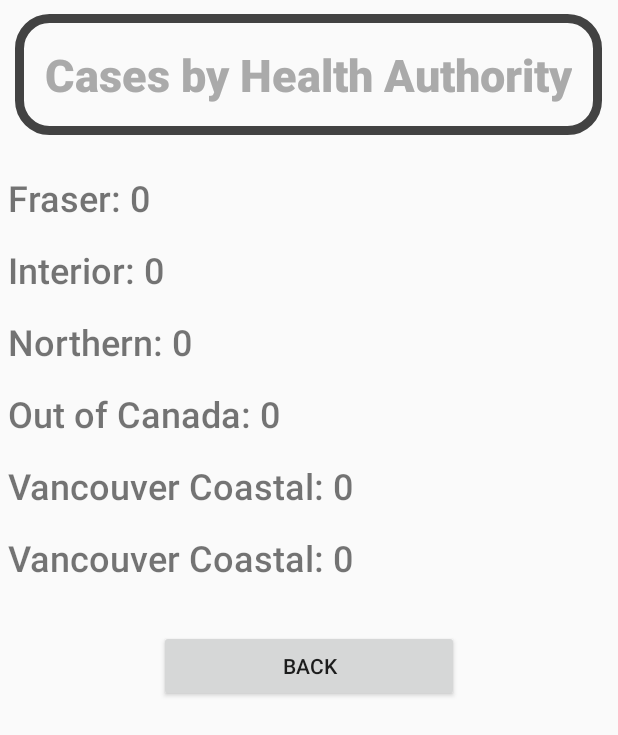
After one commit to GavinGD/AndroidAssignment2, an Android app: the HealthAuthorityCase screen opened directly, with no data from a screen before it, on a phone screen of 412 x 824 dp. The commit adds this screen. Shown: the top 735 px of the screen. Run offline under Robolectric (Android 15) with nearby library versions, the phone set to English and light mode, and no system bars; our stand-ins replace Firebase (no records; nobody signed in at launch, a user with empty details on screens opened directly).

Commit message:
Cases by Health Authority implemented. NOTE: Due to poor optimization, there is a heavy impact on app performance.

```diff
--- a/app/build.gradle
+++ b/app/build.gradle
@@ -35,6 +35,7 @@ dependencies {
     implementation 'androidx.constraintlayout:constraintlayout:2.1.1'
     implementation 'com.google.firebase:firebase-database:20.0.2'
     implementation 'com.google.firebase:firebase-auth:21.0.1'
+    implementation 'com.google.firebase:firebase-inappmessaging:20.1.1'
     testImplementation 'junit:junit:4.+'
     androidTestImplementation 'androidx.test.ext:junit:1.1.3'
     androidTestImplementation 'androidx.test.espresso:espresso-core:3.4.0'
--- a/app/src/main/AndroidManifest.xml
+++ b/app/src/main/AndroidManifest.xml
@@ -4,11 +4,15 @@
 
     <application
         android:allowBackup="true"
+        android:configChanges="orientation|screenSize"
         android:icon="@mipmap/ic_launcher"
         android:label="@string/app_name"
         android:roundIcon="@mipmap/ic_launcher_round"
         android:supportsRtl="true"
         android:theme="@style/Theme.AppCompat.Light.NoActionBar">
+        <activity
+            android:name=".HealthAuthorityCase"
+            android:exported="false" />
         <activity
             android:name=".MonthYearCase"
             android:exported="false" />
--- /dev/null
+++ b/app/src/main/java/ca/bcit/assignment2/HealthAuthorityCase.java
@@ -0,0 +1,227 @@
+//SOURCES USED: https://www.py4u.net/discuss/649798
+package ca.bcit.assignment2;
+
+import androidx.annotation.NonNull;
+import androidx.appcompat.app.AppCompatActivity;
+
+import android.content.Intent;
+import android.os.Bundle;
+import android.os.Handler;
+import android.view.View;
+import android.widget.Button;
+import android.widget.TextView;
+import android.widget.Toast;
+
+import com.google.firebase.database.DataSnapshot;
+import com.google.firebase.database.DatabaseError;
+import com.google.firebase.database.DatabaseReference;
+import com.google.firebase.database.FirebaseDatabase;
+import com.google.firebase.database.Query;
+import com.google.firebase.database.ValueEventListener;
+
+import java.util.ArrayList;
+import java.util.List;
+
+public class HealthAuthorityCase extends AppCompatActivity {
+    private TextView fraserHA;
+    private TextView interiorHA;
+    private TextView northernHA;
+    private TextView outOfCanadaHA;
+    private TextView vanCoastalHA;
+    private TextView vanIslandHA;
+    private Button backButton;
+
+    //Case Count for each Health Authority
+    private static long FRASER_CASE_COUNT;
+    private static long INTERIOR_CASE_COUNT;
+    private static long NORTHERN_CASE_COUNT;
+    private static long OUT_OF_CAN_CASE_COUNT;
+    private static long VANCOUVER_COASTAL_CASE_COUNT;
+    private static long VANCOUVER_ISLAND_CASE_COUNT;
+
+
+    private DatabaseReference databaseCOVIDCases;
+    private List<Case> caseList;
+
+    @Override
+    protected void onCreate(Bundle savedInstanceState) {
+        super.onCreate(savedInstanceState);
+        setContentView(R.layout.activity_health_authority_case);
+        Toast.makeText(HealthAuthorityCase.this, "Fetching data, please wait...", Toast.LENGTH_LONG).show();
+
+        //All of the textViews
+        fraserHA = findViewById(R.id.fraserHA);
+        interiorHA = findViewById(R.id.interiorHA);
+        northernHA = findViewById(R.id.northernHA);
+        outOfCanadaHA = findViewById(R.id.outOfCanadaHA);
+        vanCoastalHA = findViewById(R.id.vanCoastalHA);
+        vanIslandHA = findViewById(R.id.vanIslandHA);
+
+        //a) Set visibility off (to hide how Query works :D )
+        fraserHA.setVisibility(View.GONE);
+        interiorHA.setVisibility(View.GONE);
+        northernHA.setVisibility(View.GONE);
+        outOfCanadaHA.setVisibility(View.GONE);
+        vanCoastalHA.setVisibility(View.GONE);
+        vanIslandHA.setVisibility(View.GONE);
+
+        //Creates a reference to COVID collections from database
+        databaseCOVIDCases = FirebaseDatabase.getInstance().getReference();
+
+        //IMPORTANT: Always initialize arrayList before use (otherwise crash)
+        caseList = new ArrayList<Case>();
+
+        //******************************//1) FRASER CASE COUNT QUERY//****************************//
+        Query fraserQuery = databaseCOVIDCases.orderByChild("HA").equalTo("Fraser");
+        fraserQuery.addListenerForSingleValueEvent(eventListenerFraser);
+        //********************************//END OF FRASER CASE COUNT QUERY//****************************//
+
+        //******************************//2) Interior CASE COUNT QUERY//****************************//
+        Query interiorQuery = databaseCOVIDCases.orderByChild("HA").equalTo("Interior");
+        interiorQuery.addListenerForSingleValueEvent(eventListenerInterior);
+        //********************************//END OF Interior CASE COUNT QUERY//****************************//
+
+        //******************************//3) Northern CASE COUNT QUERY//****************************//
+        Query northernQuery = databaseCOVIDCases.orderByChild("HA").equalTo("Northern");
+        northernQuery.addListenerForSingleValueEvent(eventListenerNorthern);
+        //********************************//END OF Northern CASE COUNT QUERY//****************************//
+
+        //******************************//4) Out of Canada CASE COUNT QUERY//****************************//
+        Query outOfCanQuery = databaseCOVIDCases.orderByChild("HA").equalTo("Out of Canada");
+        outOfCanQuery.addListenerForSingleValueEvent(eventListenerOutOfCanada);
+        //********************************//END OF Out of Canada CASE COUNT QUERY//****************************//
+
+        //******************************//5) Vancouver Coastal CASE COUNT QUERY//****************************//
+        Query vanCoastalQuery = databaseCOVIDCases.orderByChild("HA").equalTo("Vancouver Coastal");
+        vanCoastalQuery.addListenerForSingleValueEvent(eventListenerVanCoastal);
+        //********************************//END OF Vancouver Coastal CASE COUNT QUERY//****************************//
+
+        //******************************//6) Vancouver Island CASE COUNT QUERY//****************************//
+        Query vanIslandQuery = databaseCOVIDCases.orderByChild("HA").equalTo("Vancouver Island");
+        vanIslandQuery.addListenerForSingleValueEvent(eventListenerVanIsland);
+        //********************************//END OF Vancouver Island CASE COUNT QUERY//****************************//
+
+        backButton = findViewById(R.id.backButton);
+        backButton.setOnClickListener(new View.OnClickListener() {
+            @Override
+            public void onClick(View view) {
+                finish();
+            }
+        });
+    }
+
+    /**
+     * An query event listener that gets the total case count from the Fraser health authority.
+     */
+    ValueEventListener eventListenerFraser = new ValueEventListener() {
+        @Override
+        public void onDataChange(@NonNull DataSnapshot dataSnapshot) {
+            caseList.clear();
+            FRASER_CASE_COUNT = dataSnapshot.getChildrenCount();
+
+            String fraserCount = getString(R.string.fraserHeader, Long.toString(FRASER_CASE_COUNT));
+            fraserHA.setText(fraserCount);
+            fraserHA.setVisibility(View.VISIBLE);
+        }
+        @Override
+        public void onCancelled(@NonNull DatabaseError databaseError) {
+            Toast.makeText(HealthAuthorityCase.this, "Data failed to load!", Toast.LENGTH_LONG).show();
+        }
+    };
+
+    /**
+     * An query event listener that gets the total case count from the Interior health authority.
+     */
+    ValueEventListener eventListenerInterior = new ValueEventListener() {
+        @Override
+        public void onDataChange(@NonNull DataSnapshot dataSnapshot) {
+            caseList.clear();
+            INTERIOR_CASE_COUNT = dataSnapshot.getChildrenCount();
+
+            String interiorCount = getString(R.string.interiorHeader, Long.toString(INTERIOR_CASE_COUNT));
+            interiorHA.setText(interiorCount);
+            interiorHA.setVisibility(View.VISIBLE);
+        }
+        @Override
+        public void onCancelled(@NonNull DatabaseError databaseError) {
+            Toast.makeText(HealthAuthorityCase.this, "Data failed to load!", Toast.LENGTH_LONG).show();
+        }
+    };
+
+    /**
+     * An query event listener that gets the total case count from the Northern health authority.
+     */
+    ValueEventListener eventListenerNorthern = new ValueEventListener() {
+        @Override
+        public void onDataChange(@NonNull DataSnapshot dataSnapshot) {
+            caseList.clear();
+            NORTHERN_CASE_COUNT = dataSnapshot.getChildrenCount();
+
+            String northernCount = getString(R.string.northernHeader, Long.toString(NORTHERN_CASE_COUNT));
+            northernHA.setText(northernCount);
+            northernHA.setVisibility(View.VISIBLE);
+        }
+        @Override
+        public void onCancelled(@NonNull DatabaseError databaseError) {
+            Toast.makeText(HealthAuthorityCase.this, "Data failed to load!", Toast.LENGTH_LONG).show();
+        }
+    };
+
+    /**
+     * An query event listener that gets the total case count from any health authorities outside of Canada.
+     */
+    ValueEventListener eventListenerOutOfCanada = new ValueEventListener() {
+        @Override
+        public void onDataChange(@NonNull DataSnapshot dataSnapshot) {
+            caseList.clear();
+            OUT_OF_CAN_CASE_COUNT = dataSnapshot.getChildrenCount();
+
+            String outOfCanCount = getString(R.string.outOfCanadaHeader, Long.toString(OUT_OF_CAN_CASE_COUNT));
+            outOfCanadaHA.setText(outOfCanCount);
+            outOfCanadaHA.setVisibility(View.VISIBLE);
+        }
+        @Override
+        public void onCancelled(@NonNull DatabaseError databaseError) {
+            Toast.makeText(HealthAuthorityCase.this, "Data failed to load!", Toast.LENGTH_LONG).show();
+        }
+    };
+
+    /**
+     * An query event listener that gets the total case count from the Vancouver Coastal authority.
+     */
+    ValueEventListener eventListenerVanCoastal = new ValueEventListener() {
+        @Override
+        public void onDataChange(@NonNull DataSnapshot dataSnapshot) {
+            caseList.clear();
+            VANCOUVER_COASTAL_CASE_COUNT = dataSnapshot.getChildrenCount();
+
+            String vanCoastalCount = getString(R.string.vanCoastalHeader, Long.toString(VANCOUVER_COASTAL_CASE_COUNT));
+            vanCoastalHA.setText(vanCoastalCount);
+            vanCoastalHA.setVisibility(View.VISIBLE);
+        }
+        @Override
+        public void onCancelled(@NonNull DatabaseError databaseError) {
+            Toast.makeText(HealthAuthorityCase.this, "Data failed to load!", Toast.LENGTH_LONG).show();
+        }
+    };
+
+    /**
+     * An query event listener that gets the total case count from the Vancouver Island authority.
+     */
+    ValueEventListener eventListenerVanIsland = new ValueEventListener() {
+        @Override
+        public void onDataChange(@NonNull DataSnapshot dataSnapshot) {
+            caseList.clear();
+            VANCOUVER_ISLAND_CASE_COUNT = dataSnapshot.getChildrenCount();
+
+            String vanIslandCount = getString(R.string.vanCoastalHeader, Long.toString(VANCOUVER_ISLAND_CASE_COUNT));
+            vanIslandHA.setText(vanIslandCount);
+            vanIslandHA.setVisibility(View.VISIBLE);
+        }
+        @Override
+        public void onCancelled(@NonNull DatabaseError databaseError) {
+            Toast.makeText(HealthAuthorityCase.this, "Data failed to load!", Toast.LENGTH_LONG).show();
+        }
+    };
+
+}
--- a/app/src/main/java/ca/bcit/assignment2/LoginActivity.java
+++ b/app/src/main/java/ca/bcit/assignment2/LoginActivity.java
@@ -101,10 +101,12 @@ public class LoginActivity extends AppCompatActivity {
                     public void onComplete(@NonNull Task<AuthResult> task) {
                         //If user has successfully logged in and sends them to MainActivity
                         if(task.isSuccessful()) {
+                            progressBar.setVisibility(View.GONE);
                             startActivity(new Intent(LoginActivity.this, MainActivity.class));
                         } else {
                             Toast.makeText(LoginActivity.this, "Login failed! Please enter credentials again.", Toast.LENGTH_LONG).show();
                         }
+                        progressBar.setVisibility(View.GONE);
                     }
                 });
             }
--- a/app/src/main/java/ca/bcit/assignment2/MainActivity.java
+++ b/app/src/main/java/ca/bcit/assignment2/MainActivity.java
@@ -14,8 +14,9 @@ import com.google.firebase.auth.FirebaseUser;
 public class MainActivity extends AppCompatActivity {
     private FirebaseAuth mFirebaseAuth;
     private TextView emailText;
-    private Button logOut;
-    private Button caseMonthYear;
+    private Button logOutBtn;
+    private Button caseMonthYearBtn;
+    private Button caseByHABtn;
 
     @Override
     protected void onCreate(Bundle savedInstanceState) {
@@ -27,17 +28,25 @@ public class MainActivity extends AppCompatActivity {
         //a) View components
         emailText = findViewById(R.id.emailTv);
 
-        caseMonthYear = findViewById(R.id.caseMonthYear);
-        caseMonthYear.setOnClickListener(new View.OnClickListener() {
+        caseMonthYearBtn = findViewById(R.id.caseMonthYear);
+        caseMonthYearBtn.setOnClickListener(new View.OnClickListener() {
             @Override
             public void onClick(View view) {
                 startActivity(new Intent(MainActivity.this, MonthYearCase.class));
             }
         });
 
+        caseByHABtn = findViewById(R.id.caseByAuthority);
+        caseByHABtn.setOnClickListener(new View.OnClickListener() {
+            @Override
+            public void onClick(View view) {
+                startActivity(new Intent(MainActivity.this, HealthAuthorityCase.class));
+            }
+        });
+
         //a) Logout button and its onClick event
-        logOut = findViewById(R.id.btn_logout);
-        logOut.setOnClickListener(new View.OnClickListener() {
+        logOutBtn = findViewById(R.id.btn_logout);
+        logOutBtn.setOnClickListener(new View.OnClickListener() {
             @Override
             public void onClick(View view) {
                 FirebaseAuth.getInstance().signOut();
--- a/app/src/main/java/ca/bcit/assignment2/MonthYearCase.java
+++ b/app/src/main/java/ca/bcit/assignment2/MonthYearCase.java
@@ -1,6 +1,6 @@
 //SOURCES USED:
 //https://stackoverflow.com/questions/5608720/android-preventing-double-click-on-a-button
-//https://stackoverflow.com/questions/58908242/firebase-get-data-from-startdate-to-enddate
+//https://stackoverflow.com/questions/52565056/firebase-realtime-database-filter-data-by-date-range
 package ca.bcit.assignment2;
 
 import androidx.annotation.NonNull;
@@ -86,30 +86,6 @@ public class MonthYearCase extends AppCompatActivity {
     @Override
     protected void onStart() {
         super.onStart();
-//        databaseCOVIDCases.addValueEventListener(new ValueEventListener() {
-//
-//            //onDataChange triggers when any changes occur to the DB (CREATE/DELETE)
-//            //It updates the listView with most recent view of the DB.
-//            @Override
-//            public void onDataChange(@NonNull DataSnapshot dataSnapshot) {
-//                caseList.clear();
-//
-//                //SQL EQUIVALENT: SELECT* FROM covidCases
-//                for (DataSnapshot caseSnapshot : dataSnapshot.getChildren()) {
-//                    Case covidCase = caseSnapshot.getValue(Case.class);
-//                    caseList.add(covidCase);
-//                }
-//
-//                //Populates covidCases information to listView
-//                CaseListAdapter adapter = new CaseListAdapter(MonthYearCase.this, caseList);
-//                casesLv.setAdapter(adapter);
-//            }
-//
-//            @Override
-//            public void onCancelled(@NonNull DatabaseError databaseError) {
-//
-//            }
-//        });
     }
 
     /**
@@ -121,14 +97,12 @@ public class MonthYearCase extends AppCompatActivity {
     public void onClickFindQuery(View v) {
         Toast.makeText(MonthYearCase.this, "Fetching data, please wait...", Toast.LENGTH_LONG).show();
 
-        //Mis-clicking prevention, using threshold of 1000 ms
+        //To prevent over-clicking of the onClick event
         if (SystemClock.elapsedRealtime() - mLastClickTime < 1000){
             return;
         }
         mLastClickTime = SystemClock.elapsedRealtime();
 
-        //SQL EQUIVALENT: SELECT* FROM covidCases
-        //                WHERE Reported_Date BETWEEN '1996-07-01' AND '1996-07-31'
         String year = String.valueOf(yearSpinner.getSelectedItem());
         String month = convertMonth(String.valueOf(monthSpinner.getSelectedItem()));
 
@@ -137,6 +111,9 @@ public class MonthYearCase extends AppCompatActivity {
 
         System.out.println(formattedEndDate);
 
+        //SQL EQUIVALENT: SELECT* FROM covidCases
+        //                WHERE Reported_Date
+        //                BETWEEN '1996-07-01' AND '1996-07-31'
         Query searchQuery = FirebaseDatabase.getInstance().getReference().orderByChild("Reported_Date")
                             .startAt(formattedStartDate).endAt(formattedEndDate);
 
@@ -157,7 +134,6 @@ public class MonthYearCase extends AppCompatActivity {
                 //Populates covidCases information to listView
                 CaseListAdapter adapter = new CaseListAdapter(MonthYearCase.this, caseList);
                 casesLv.setAdapter(adapter);
-                Toast.makeText(MonthYearCase.this, "Data has been successfully loaded!", Toast.LENGTH_LONG).show();
             }
 
             @Override
--- /dev/null
+++ b/app/src/main/res/layout/activity_health_authority_case.xml
@@ -0,0 +1,105 @@
+<?xml version="1.0" encoding="utf-8"?>
+<LinearLayout xmlns:android="http://schemas.android.com/apk/res/android"
+    xmlns:app="http://schemas.android.com/apk/res-auto"
+    xmlns:tools="http://schemas.android.com/tools"
+    android:layout_width="match_parent"
+    android:layout_height="match_parent"
+    android:orientation="vertical"
+    tools:context=".HealthAuthorityCase">
+
+    <LinearLayout
+        android:layout_width="match_parent"
+        android:layout_height="100dp"
+        android:gravity="center"
+        android:orientation="vertical">
+
+        <TextView
+            android:id="@+id/caseByMonthYearTag"
+            android:layout_width="wrap_content"
+            android:layout_height="wrap_content"
+            android:layout_gravity="center"
+            android:background="@drawable/textview_border"
+            android:fontFamily="sans-serif-black"
+            android:padding="20dp"
+            android:text="@string/healthAuthCases"
+            android:textAlignment="center"
+            android:textColor="@android:color/darker_gray"
+            android:textSize="30sp"
+            android:textStyle="bold" />
+    </LinearLayout>
+
+    <LinearLayout
+        android:id="@+id/CasesByHAContainer"
+        android:layout_width="match_parent"
+        android:layout_height="320dp"
+        android:orientation="vertical">
+
+        <TextView
+            android:id="@+id/fraserHA"
+            android:layout_width="match_parent"
+            android:layout_height="wrap_content"
+            android:layout_marginStart="5dp"
+            android:layout_marginTop="15dp"
+            android:fontFamily="sans-serif-medium"
+            android:textSize="24sp" />
+
+        <TextView
+            android:id="@+id/interiorHA"
+            android:layout_width="match_parent"
+            android:layout_height="wrap_content"
+            android:layout_marginStart="5dp"
+            android:layout_marginTop="15dp"
+            android:fontFamily="sans-serif-medium"
+            android:text="TextView"
+            android:textSize="24sp" />
+
+        <TextView
+            android:id="@+id/northernHA"
+            android:layout_width="match_parent"
+            android:layout_height="wrap_content"
+            android:layout_marginStart="5dp"
+            android:layout_marginTop="15dp"
+            android:fontFamily="sans-serif-medium"
+            android:text="TextView"
+            android:textSize="24sp" />
+
+        <TextView
+            android:id="@+id/outOfCanadaHA"
+            android:layout_width="match_parent"
+            android:layout_height="wrap_content"
+            android:layout_marginStart="5dp"
+            android:layout_marginTop="15dp"
+            android:fontFamily="sans-serif-medium"
+            android:text="TextView"
+            android:textSize="24sp" />
+
+        <TextView
+            android:id="@+id/vanCoastalHA"
+            android:layout_width="match_parent"
+            android:layout_height="wrap_content"
+            android:layout_marginStart="5dp"
+            android:layout_marginTop="15dp"
+            android:fontFamily="sans-serif-medium"
+            android:text="TextView"
+            android:textSize="24sp" />
+
+        <TextView
+            android:id="@+id/vanIslandHA"
+            android:layout_width="match_parent"
+            android:layout_height="wrap_content"
+            android:layout_marginStart="5dp"
+            android:layout_marginTop="15dp"
+            android:fontFamily="sans-serif-medium"
+            android:text="TextView"
+            android:textSize="24sp" />
+    </LinearLayout>
+
+    <Button
+        android:id="@+id/backButton"
+        android:layout_width="200dp"
+        android:layout_height="wrap_content"
+        android:layout_gravity="center"
+        android:fontFamily="sans-serif-medium"
+        android:text="@string/backButtonTag" />
+
+</LinearLayout>
--- a/app/src/main/res/values/strings.xml
+++ b/app/src/main/res/values/strings.xml
@@ -27,6 +27,14 @@
     <string name="HAHeader"><b>Health Authority: %1$s</b></string>
     <string name="ageHeader"><b>Age: %1$s</b></string>
 
+    <string name="fraserHeader"><b>Fraser: %1$s</b></string>
+    <string name="interiorHeader"><b>Interior: %1$s</b></string>
+    <string name="northernHeader"><b>Northern: %1$s</b></string>
+    <string name="outOfCanadaHeader"><b>Out of Canada: %1$s</b></string>
+    <string name="vanCoastalHeader"><b>Vancouver Coastal: %1$s</b></string>
+    <string name="vanIslandHeader"><b>Vancouver Island: %1$s</b></string>
+
+
     <string-array name="years">
         <item>2020</item>
         <item>2021</item>
```
